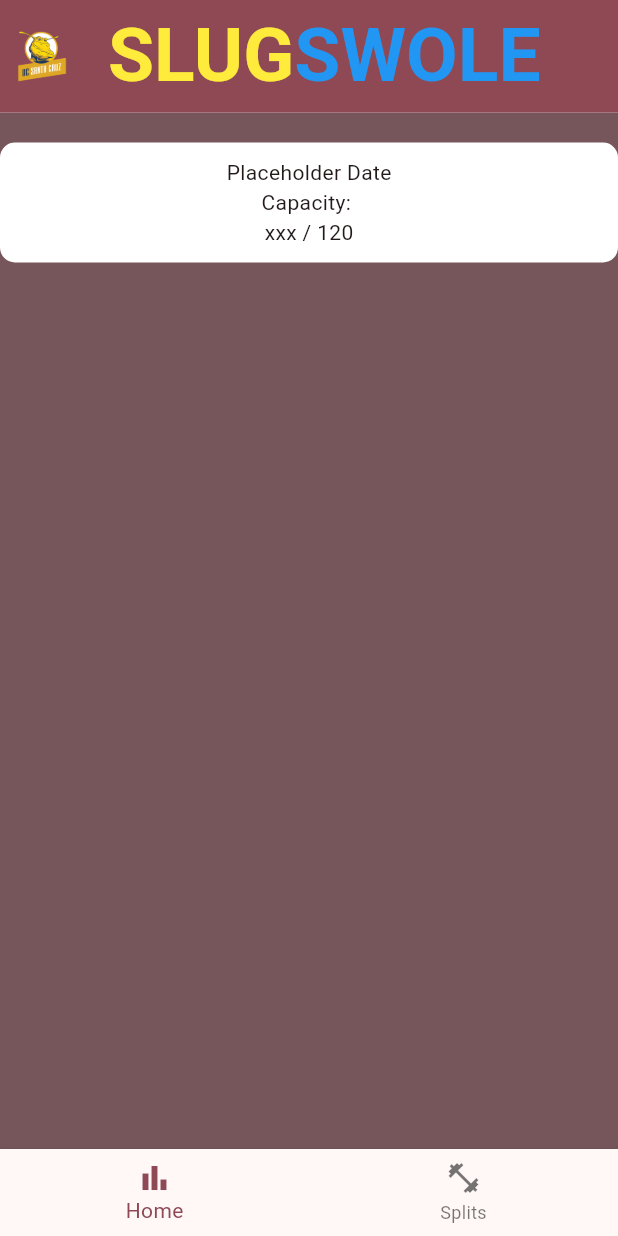
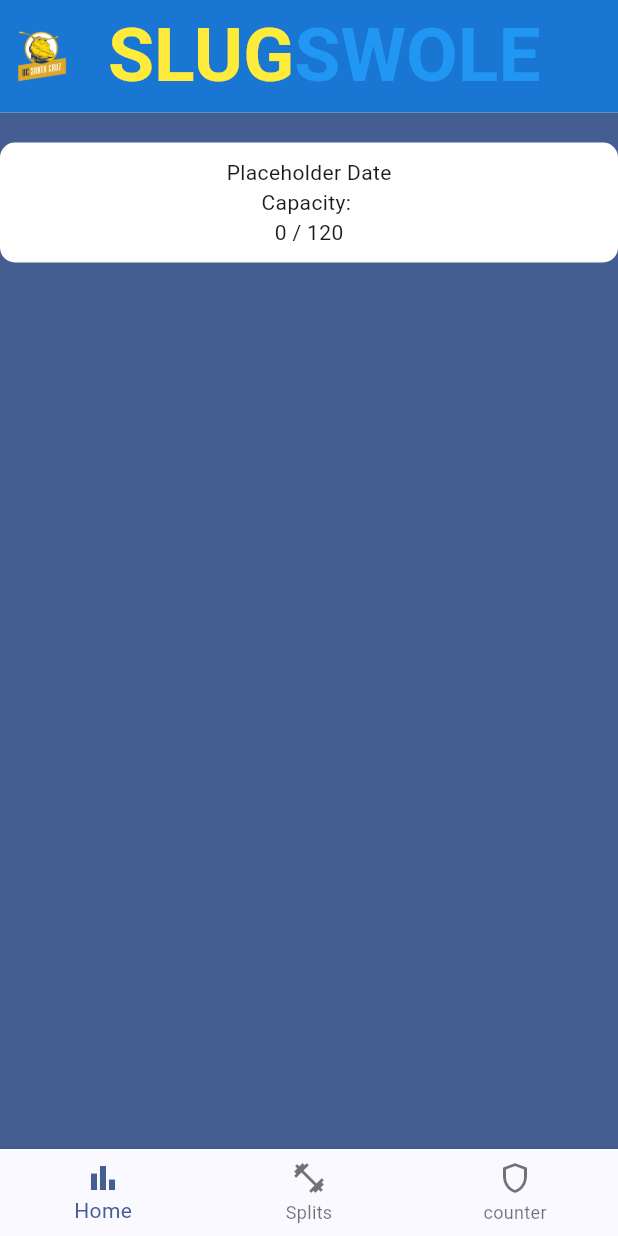
Before and after one commit to DatLe7/Slug-Swole, a Flutter app: the screen it shows after launch, after a tap on "Login", on a phone screen of 412 x 824 dp. Run offline on Flutter 3.47's test engine with Material 3 defaults, Android fonts, the light colour scheme and no system bars.

Commit message:
added counter, and other things

```diff
--- /dev/null
+++ b/frontend/lib/counter.dart
@@ -0,0 +1,86 @@
+import 'package:flutter/material.dart';
+
+int _counter = 0;
+int getCounter(){
+  return _counter;
+}
+
+class Counter extends StatefulWidget {
+  const Counter({super.key});
+
+  @override
+  State<Counter> createState() => _CounterState();
+}
+
+
+class _CounterState extends State<Counter> {
+  void _incrementCounter() {
+    if(_counter < 120){
+      setState(() {
+        _counter++;
+
+    });}
+
+  }
+  void _decrementCounter() {
+    if(_counter > 0){
+      setState(() {
+        _counter--;
+
+    });}
+  }
+  void _setCounter(int x){
+    setState((){
+      _counter = x;
+    });
+  }
+  @override
+  Widget build(BuildContext context) {
+
+
+  return Scaffold(
+      body: Center(
+        // Center is a layout widget. It takes a single child and positions it
+        // in the middle of the parent.
+        child: Column(
+          // Column is also a layout widget. It takes a list of children and
+          // arranges them vertically. By default, it sizes itself to fit its
+          // children horizontally, and tries to be as tall as its parent.
+          //
+          // Column has various properties to control how it sizes itself and
+          // how it positions its children. Here we use mainAxisAlignment to
+          // center the children vertically; the main axis here is the vertical
+          // axis because Columns are vertical (the cross axis would be
+          // horizontal).
+          //
+          // TRY THIS: Invoke "debug painting" (choose the "Toggle Debug Paint"
+          // action in the IDE, or press "p" in the console), to see the
+          // wireframe for each widget.
+          mainAxisAlignment: MainAxisAlignment.center,
+          children: <Widget>[
+            const Text(
+              "Staff only feature!"),
+            const Text(
+              'You have pushed the button this many times:',
+            ),
+            Row(
+              mainAxisAlignment: MainAxisAlignment.center,
+              children: [
+                ElevatedButton(onPressed: _decrementCounter, child: Text("-")),
+                Text(
+                  '$_counter',
+                  style: Theme.of(context).textTheme.headlineMedium,
+                ),
+                ElevatedButton(onPressed: _incrementCounter, child: Text("+")),
+
+              ],
+
+            ),
+
+          ],
+        ),
+      ),
+      // This trailing comma makes auto-formatting nicer for build methods.
+    );
+  }
+}
--- a/frontend/lib/data_tracking.dart
+++ b/frontend/lib/data_tracking.dart
@@ -1,4 +1,5 @@
 import 'package:flutter/material.dart';
+import 'counter.dart';
 
 
 //Page for graphs and capacity tracking
@@ -7,10 +8,11 @@ class DataPage extends StatelessWidget {
 
   @override
   Widget build(BuildContext context) {
-
+    var capacity = getCounter();
+    final theme = Theme.of(context);
 
     return Scaffold(
-      backgroundColor: Theme.of(context).colorScheme.secondary,
+      backgroundColor: theme.colorScheme.primary,
       body:Column(
         children: [
           SizedBox(height: 20,),
@@ -26,7 +28,7 @@ class DataPage extends StatelessWidget {
                 children: [
                   Text("Placeholder Date"),
                   Text("Capacity: "),
-                  Text("xxx / 120"),
+                  Text("$capacity / 120"),
                 ],
               ),
             ),
--- a/frontend/lib/home.dart
+++ b/frontend/lib/home.dart
@@ -4,26 +4,7 @@ import 'package:provider/provider.dart';
 import 'package:frontend/main.dart';
 import 'package:frontend/data_tracking.dart';
 import 'package:frontend/splits.dart';
-
-
-class HomeBuilder extends StatelessWidget {
-  const HomeBuilder({super.key});
-  @override
-  Widget build(BuildContext context) {
-    return ChangeNotifierProvider(
-      create: (BuildContext context) => MyAppState(),
-      child: MaterialApp(
-        title: 'Home',
-        theme: ThemeData(
-          useMaterial3: true,
-          colorScheme: ColorScheme.fromSeed(seedColor: Color.fromARGB(221, 36, 34, 34)),
-
-        ),
-        home: HomePage(),
-      ),
-    );
-  }
-}
+import 'package:frontend/counter.dart';
 
 class HomePage extends StatefulWidget{
   @override
@@ -47,22 +28,28 @@ class HomePageState extends State<HomePage>{
           page = DataPage();
         case 1:
           page = SplitsPage();
+        case 2:
+          page = Counter();
         default:
           throw UnimplementedError('no widget for $selectedIndex');
+
       }
       return LayoutBuilder(builder: (context,constraints){
         return Scaffold(
+
           appBar: AppBar(
+
             leading: Padding(
               padding: const EdgeInsets.all(10.0),
               child: Image.asset("assets/fitSlug.png"),
             ),
             toolbarHeight: 75,
-            backgroundColor: Theme.of(context).colorScheme.primary,
+            backgroundColor: theme.primaryColorDark,
             title: RichText(text: TextSpan(
               text:"SLUG", style: TextStyle(fontWeight:FontWeight.bold,fontSize: 50,color: Colors.yellow),
               children:[
                  TextSpan(text: "SWOLE", style: TextStyle(color: Colors.blue)),
+
               ]
 
             )),
@@ -80,9 +67,12 @@ class HomePageState extends State<HomePage>{
               ),
             BottomNavigationBarItem(
               icon: Icon(Icons.fitness_center),
-              label: "Splits"
-
-              )
+              label: "Splits",
+              ),
+            BottomNavigationBarItem(
+              icon: Icon(Icons.shield_outlined),
+              label: "counter",
+              ),
             ],
             currentIndex: selectedIndex,
             onTap: newState,
--- a/frontend/lib/main.dart
+++ b/frontend/lib/main.dart
@@ -54,7 +54,7 @@ class _MyHomePageState extends State<MyHomePage> {
       case 1:
         page = SignUpPage();
       case 2:
-        page = HomeBuilder();
+        page = HomePage();
       default:
         throw UnimplementedError("no widget for $appState.selectedIndex");
     }
--- a/frontend/lib/splits.dart
+++ b/frontend/lib/splits.dart
@@ -11,8 +11,10 @@ class SplitsPage extends StatefulWidget {
 class _SplitsPageState extends State<SplitsPage> {
   @override
   Widget build(BuildContext context) {
+    final theme = Theme.of(context);
+
     return Scaffold(
-      backgroundColor: Colors.black54,
+      backgroundColor: theme.primaryColor,
       body:Center(
         child: Column(
           children: [
```
